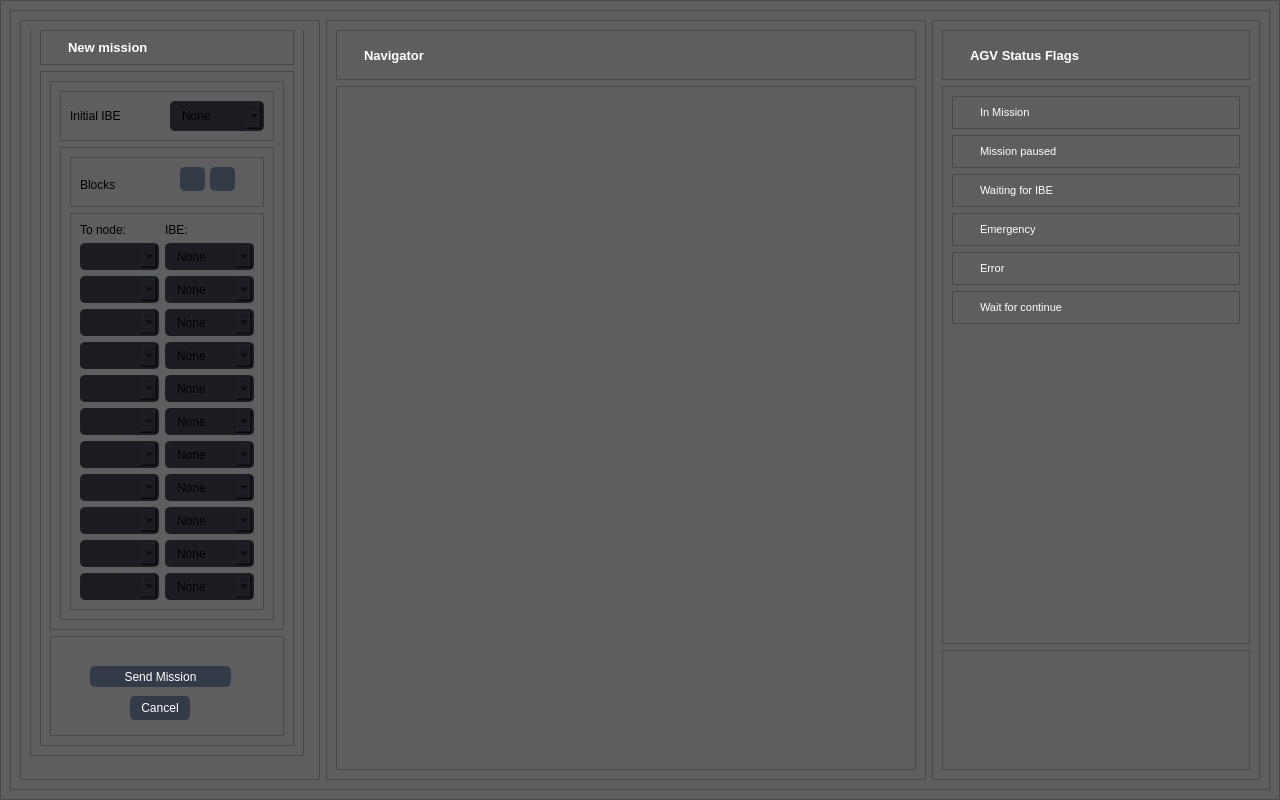
This is v3/design.ui in AGV-ITBA-2020/Houston as Qt 5 draws it before an edit. The edited form follows.
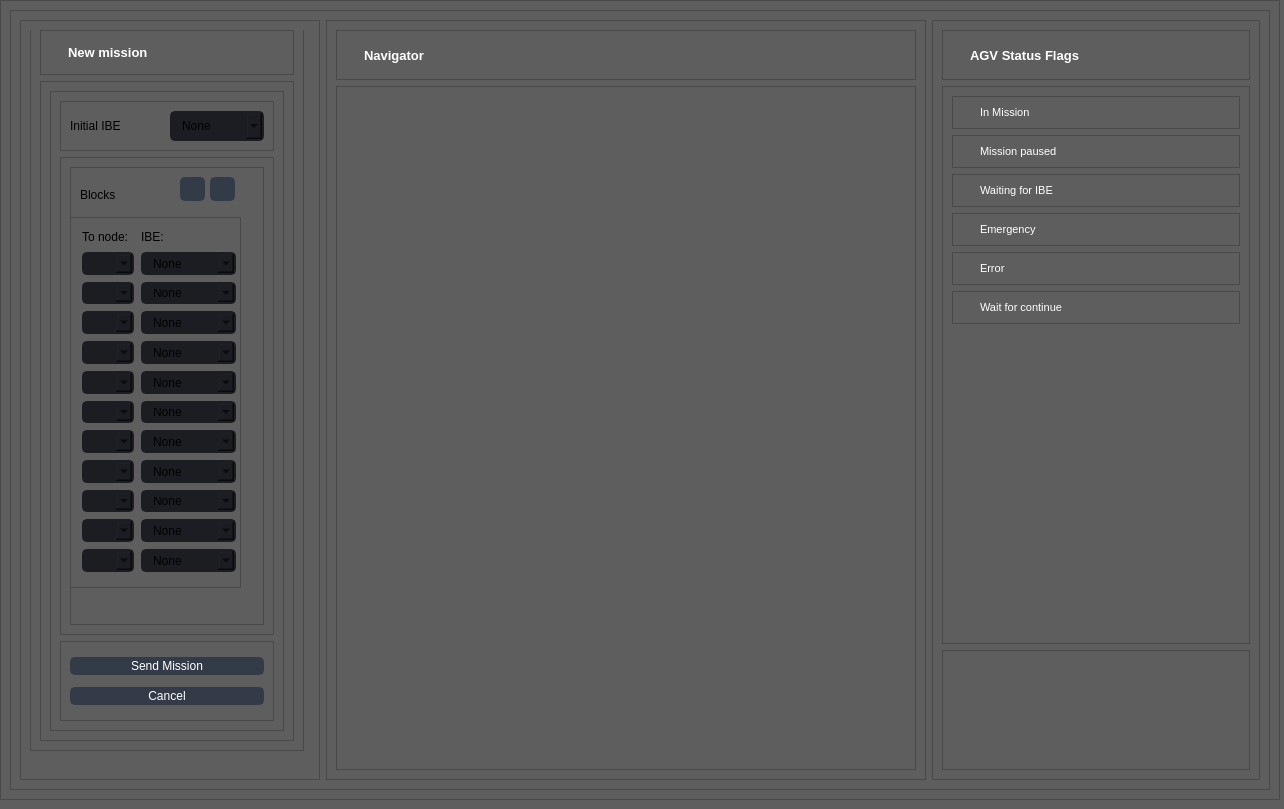
This is the edited form. The open tabs and pages were chosen to show the change. Icons and pictures are not drawn.

Patch:
```diff
--- a/v3/design.ui
+++ b/v3/design.ui
@@ -6,8 +6,8 @@
    <rect>
     <x>0</x>
     <y>0</y>
-    <width>1280</width>
-    <height>800</height>
+    <width>1284</width>
+    <height>809</height>
    </rect>
   </property>
   <property name="windowTitle">
@@ -44,6 +44,9 @@
     <layout class="QVBoxLayout" name="verticalLayout">
      <item>
       <widget class="QFrame" name="frame_info">
+       <property name="enabled">
+        <bool>true</bool>
+       </property>
        <property name="frameShape">
         <enum>QFrame::StyledPanel</enum>
        </property>
@@ -486,7 +489,7 @@
                  <x>0</x>
                  <y>-10</y>
                  <width>274</width>
-                 <height>736</height>
+                 <height>731</height>
                 </rect>
                </property>
                <property name="frameShape">
@@ -724,6 +727,10 @@
 QPushButton:pressed {	
 	background-color: rgb(35, 40, 49);
 	border: 2px solid rgb(43, 50, 61);
+}
+QPushButton:disabled {
+	background-color: rgb(179, 179, 179);
+	border: 2px solid rgb(179, 179, 179);
 }</string>
                             </property>
                             <property name="text">
@@ -763,6 +770,10 @@
 QPushButton:pressed {	
 	background-color: rgb(35, 40, 49);
 	border: 2px solid rgb(43, 50, 61);
+}
+QPushButton:disabled {
+	background-color: rgb(179, 179, 179);
+	border: 2px solid rgb(179, 179, 179);
 }</string>
                             </property>
                             <property name="text">
@@ -773,26 +784,43 @@
                               <normaloff>icons/16x16/cil-minus.png</normaloff>icons/16x16/cil-minus.png</iconset>
                             </property>
                            </widget>
-                          </widget>
-                         </item>
-                         <item>
-                          <widget class="QFrame" name="frame_23">
+                           <widget class="QFrame" name="frame_26">
+                            <property name="geometry">
+                             <rect>
+                              <x>0</x>
+                              <y>50</y>
+                              <width>171</width>
+                              <height>371</height>
+                             </rect>
+                            </property>
                            <property name="frameShape">
                             <enum>QFrame::StyledPanel</enum>
                            </property>
                            <property name="frameShadow">
                             <enum>QFrame::Raised</enum>
                            </property>
-                           <layout class="QFormLayout" name="formLayout">
-                            <item row="0" column="0">
-                             <widget class="QLabel" name="label_4">
+                            <widget class="QLabel" name="label_8">
+                             <property name="geometry">
+                              <rect>
+                               <x>12</x>
+                               <y>12</y>
+                               <width>52</width>
+                               <height>16</height>
+                              </rect>
+                             </property>
                               <property name="text">
                                <string>To node:</string>
                               </property>
                              </widget>
-                            </item>
-                            <item row="0" column="1">
-                             <widget class="QLabel" name="label_5">
+                            <widget class="QLabel" name="label_9">
+                             <property name="geometry">
+                              <rect>
+                               <x>71</x>
+                               <y>12</y>
+                               <width>23</width>
+                               <height>16</height>
+                              </rect>
+                             </property>
                               <property name="maximumSize">
                                <size>
                                 <width>16777215</width>
@@ -803,9 +831,15 @@
                                <string>IBE:</string>
                               </property>
                              </widget>
-                            </item>
-                            <item row="1" column="0">
                              <widget class="QComboBox" name="dest_1">
+                             <property name="geometry">
+                              <rect>
+                               <x>12</x>
+                               <y>35</y>
+                               <width>52</width>
+                               <height>23</height>
+                              </rect>
+                             </property>
                               <property name="font">
                                <font>
                                 <strikeout>false</strikeout>
@@ -845,9 +879,15 @@
                                <bool>true</bool>
                               </property>
                              </widget>
-                            </item>
-                            <item row="1" column="1">
                              <widget class="QComboBox" name="IBE_2">
+                             <property name="geometry">
+                              <rect>
+                               <x>71</x>
+                               <y>35</y>
+                               <width>95</width>
+                               <height>23</height>
+                              </rect>
+                             </property>
                               <property name="font">
                                <font>
                                 <strikeout>false</strikeout>
@@ -902,9 +942,15 @@
                                </property>
                               </item>
                              </widget>
-                            </item>
-                            <item row="2" column="0">
                              <widget class="QComboBox" name="dest_2">
+                             <property name="geometry">
+                              <rect>
+                               <x>12</x>
+                               <y>65</y>
+                               <width>52</width>
+                               <height>22</height>
+                              </rect>
+                             </property>
                               <property name="font">
                                <font>
                                 <strikeout>false</strikeout>
@@ -944,9 +990,15 @@
                                <bool>true</bool>
                               </property>
                              </widget>
-                            </item>
-                            <item row="2" column="1">
                              <widget class="QComboBox" name="IBE_3">
+                             <property name="geometry">
+                              <rect>
+                               <x>71</x>
+                               <y>65</y>
+                               <width>95</width>
+                               <height>22</height>
+                              </rect>
+                             </property>
                               <property name="font">
                                <font>
                                 <strikeout>false</strikeout>
@@ -1001,9 +1053,15 @@
                                </property>
                               </item>
                              </widget>
-                            </item>
-                            <item row="3" column="0">
                              <widget class="QComboBox" name="dest_3">
+                             <property name="geometry">
+                              <rect>
+                               <x>12</x>
+                               <y>94</y>
+                               <width>52</width>
+                               <height>23</height>
+                              </rect>
+                             </property>
                               <property name="font">
                                <font>
                                 <strikeout>false</strikeout>
@@ -1043,9 +1101,15 @@
                                <bool>true</bool>
                               </property>
                              </widget>
-                            </item>
-                            <item row="3" column="1">
                              <widget class="QComboBox" name="IBE_4">
+                             <property name="geometry">
+                              <rect>
+                               <x>71</x>
+                               <y>94</y>
+                               <width>95</width>
+                               <height>23</height>
+                              </rect>
+                             </property>
                               <property name="font">
                                <font>
                                 <strikeout>false</strikeout>
@@ -1100,9 +1164,15 @@
                                </property>
                               </item>
                              </widget>
-                            </item>
-                            <item row="4" column="0">
                              <widget class="QComboBox" name="dest_4">
+                             <property name="geometry">
+                              <rect>
+                               <x>12</x>
+                               <y>124</y>
+                               <width>52</width>
+                               <height>23</height>
+                              </rect>
+                             </property>
                               <property name="font">
                                <font>
                                 <strikeout>false</strikeout>
@@ -1142,9 +1212,15 @@
                                <bool>true</bool>
                               </property>
                              </widget>
-                            </item>
-                            <item row="4" column="1">
                              <widget class="QComboBox" name="IBE_5">
+                             <property name="geometry">
+                              <rect>
+                               <x>71</x>
+                               <y>124</y>
+                               <width>95</width>
+                               <height>23</height>
+                              </rect>
+                             </property>
                               <property name="font">
                                <font>
                                 <strikeout>false</strikeout>
@@ -1199,9 +1275,15 @@
                                </property>
                               </item>
                              </widget>
-                            </item>
-                            <item row="5" column="0">
                              <widget class="QComboBox" name="dest_5">
+                             <property name="geometry">
+                              <rect>
+                               <x>12</x>
+                               <y>154</y>
+                               <width>52</width>
+                               <height>23</height>
+                              </rect>
+                             </property>
                               <property name="font">
                                <font>
                                 <strikeout>false</strikeout>
@@ -1241,9 +1323,15 @@
                                <bool>true</bool>
                               </property>
                              </widget>
-                            </item>
-                            <item row="5" column="1">
                              <widget class="QComboBox" name="IBE_6">
+                             <property name="geometry">
+                              <rect>
+                               <x>71</x>
+                               <y>154</y>
+                               <width>95</width>
+                               <height>23</height>
+                              </rect>
+                             </property>
                               <property name="font">
                                <font>
                                 <strikeout>false</strikeout>
@@ -1298,9 +1386,15 @@
                                </property>
                               </item>
                              </widget>
-                            </item>
-                            <item row="6" column="0">
                              <widget class="QComboBox" name="dest_6">
+                             <property name="geometry">
+                              <rect>
+                               <x>12</x>
+                               <y>184</y>
+                               <width>52</width>
+                               <height>22</height>
+                              </rect>
+                             </property>
                               <property name="font">
                                <font>
                                 <strikeout>false</strikeout>
@@ -1340,9 +1434,15 @@
                                <bool>true</bool>
                               </property>
                              </widget>
-                            </item>
-                            <item row="6" column="1">
                              <widget class="QComboBox" name="IBE_7">
+                             <property name="geometry">
+                              <rect>
+                               <x>71</x>
+                               <y>184</y>
+                               <width>95</width>
+                               <height>22</height>
+                              </rect>
+                             </property>
                               <property name="font">
                                <font>
                                 <strikeout>false</strikeout>
@@ -1397,9 +1497,15 @@
                                </property>
                               </item>
                              </widget>
-                            </item>
-                            <item row="7" column="0">
                              <widget class="QComboBox" name="dest_7">
+                             <property name="geometry">
+                              <rect>
+                               <x>12</x>
+                               <y>213</y>
+                               <width>52</width>
+                               <height>23</height>
+                              </rect>
+                             </property>
                               <property name="font">
                                <font>
                                 <strikeout>false</strikeout>
@@ -1439,9 +1545,15 @@
                                <bool>true</bool>
                               </property>
                              </widget>
-                            </item>
-                            <item row="7" column="1">
                              <widget class="QComboBox" name="IBE_8">
+                             <property name="geometry">
+                              <rect>
+                               <x>71</x>
+                               <y>213</y>
+                               <width>95</width>
+                               <height>23</height>
+                              </rect>
+                             </property>
                               <property name="font">
                                <font>
                                 <strikeout>false</strikeout>
@@ -1496,9 +1608,15 @@
                                </property>
                               </item>
                              </widget>
-                            </item>
-                            <item row="8" column="0">
                              <widget class="QComboBox" name="dest_8">
+                             <property name="geometry">
+                              <rect>
+                               <x>12</x>
+                               <y>243</y>
+                               <width>52</width>
+                               <height>23</height>
+                              </rect>
+                             </property>
                               <property name="font">
                                <font>
                                 <strikeout>false</strikeout>
@@ -1538,9 +1656,15 @@
                                <bool>true</bool>
                               </property>
                              </widget>
-                            </item>
-                            <item row="8" column="1">
                              <widget class="QComboBox" name="IBE_9">
+                             <property name="geometry">
+                              <rect>
+                               <x>71</x>
+                               <y>243</y>
+                               <width>95</width>
+                               <height>23</height>
+                              </rect>
+                             </property>
                               <property name="font">
                                <font>
                                 <strikeout>false</strikeout>
@@ -1595,9 +1719,15 @@
                                </property>
                               </item>
                              </widget>
-                            </item>
-                            <item row="9" column="0">
                              <widget class="QComboBox" name="dest_9">
+                             <property name="geometry">
+                              <rect>
+                               <x>12</x>
+                               <y>273</y>
+                               <width>52</width>
+                               <height>22</height>
+                              </rect>
+                             </property>
                               <property name="font">
                                <font>
                                 <strikeout>false</strikeout>
@@ -1637,9 +1767,15 @@
                                <bool>true</bool>
                               </property>
                              </widget>
-                            </item>
-                            <item row="9" column="1">
                              <widget class="QComboBox" name="IBE_10">
+                             <property name="geometry">
+                              <rect>
+                               <x>71</x>
+                               <y>273</y>
+                               <width>95</width>
+                               <height>22</height>
+                              </rect>
+                             </property>
                               <property name="font">
                                <font>
                                 <strikeout>false</strikeout>
@@ -1694,9 +1830,15 @@
                                </property>
                               </item>
                              </widget>
-                            </item>
-                            <item row="10" column="0">
                              <widget class="QComboBox" name="dest_10">
+                             <property name="geometry">
+                              <rect>
+                               <x>12</x>
+                               <y>302</y>
+                               <width>52</width>
+                               <height>23</height>
+                              </rect>
+                             </property>
                               <property name="font">
                                <font>
                                 <strikeout>false</strikeout>
@@ -1736,9 +1878,15 @@
                                <bool>true</bool>
                               </property>
                              </widget>
-                            </item>
-                            <item row="10" column="1">
                              <widget class="QComboBox" name="IBE_11">
+                             <property name="geometry">
+                              <rect>
+                               <x>71</x>
+                               <y>302</y>
+                               <width>95</width>
+                               <height>23</height>
+                              </rect>
+                             </property>
                               <property name="font">
                                <font>
                                 <strikeout>false</strikeout>
@@ -1793,9 +1941,15 @@
                                </property>
                               </item>
                              </widget>
-                            </item>
-                            <item row="11" column="0">
                              <widget class="QComboBox" name="dest_11">
+                             <property name="geometry">
+                              <rect>
+                               <x>12</x>
+                               <y>332</y>
+                               <width>52</width>
+                               <height>23</height>
+                              </rect>
+                             </property>
                               <property name="font">
                                <font>
                                 <strikeout>false</strikeout>
@@ -1835,9 +1989,15 @@
                                <bool>true</bool>
                               </property>
                              </widget>
-                            </item>
-                            <item row="11" column="1">
                              <widget class="QComboBox" name="IBE_12">
+                             <property name="geometry">
+                              <rect>
+                               <x>71</x>
+                               <y>332</y>
+                               <width>95</width>
+                               <height>23</height>
+                              </rect>
+                             </property>
                               <property name="font">
                                <font>
                                 <strikeout>false</strikeout>
@@ -1892,11 +2052,7 @@
                                </property>
                               </item>
                              </widget>
-                            </item>
-                           </layout>
-                          </widget>
-                         </item>
-                        </layout>
+                           </widget>
                        </widget>
                       </item>
                      </layout>
@@ -1907,13 +2063,13 @@
                      <property name="minimumSize">
                       <size>
                        <width>0</width>
-                       <height>100</height>
+                          <height>60</height>
                       </size>
                      </property>
                      <property name="maximumSize">
                       <size>
                        <width>16777215</width>
-                       <height>100</height>
+                          <height>80</height>
                       </size>
                      </property>
                      <property name="frameShape">
@@ -1922,15 +2078,9 @@
                      <property name="frameShadow">
                       <enum>QFrame::Raised</enum>
                      </property>
+                        <layout class="QVBoxLayout" name="verticalLayout_12">
+                         <item>
                      <widget class="QPushButton" name="but_send_mission">
-                      <property name="geometry">
-                       <rect>
-                        <x>40</x>
-                        <y>30</y>
-                        <width>141</width>
-                        <height>21</height>
-                       </rect>
-                      </property>
                       <property name="maximumSize">
                        <size>
                         <width>16777215</width>
@@ -1951,6 +2101,10 @@
 QPushButton:pressed {	
 	background-color: rgb(35, 40, 49);
 	border: 2px solid rgb(43, 50, 61);
+}
+QPushButton:disabled {
+	background-color: rgb(179, 179, 179);
+	border: 2px solid rgb(179, 179, 179);
 }</string>
                       </property>
                       <property name="text">
@@ -1967,18 +2121,12 @@
                        </size>
                       </property>
                      </widget>
+                         </item>
+                         <item>
                      <widget class="QPushButton" name="but_cancel_new_mission">
-                      <property name="geometry">
-                       <rect>
-                        <x>80</x>
-                        <y>60</y>
-                        <width>60</width>
-                        <height>24</height>
-                       </rect>
-                      </property>
                       <property name="maximumSize">
                        <size>
-                        <width>60</width>
+                             <width>16777215</width>
                         <height>16777215</height>
                        </size>
                       </property>
@@ -2006,6 +2154,11 @@
                         <normaloff>icons/16x16/cil-x.png</normaloff>icons/16x16/cil-x.png</iconset>
                       </property>
                      </widget>
+                         </item>
+                        </layout>
+                       </widget>
+                      </item>
+                     </layout>
                     </widget>
                    </item>
                   </layout>
```
Left out of the diff: 9 changed lines with no effect on the pictures. Lines whose indentation alone changed are shown as unchanged.
